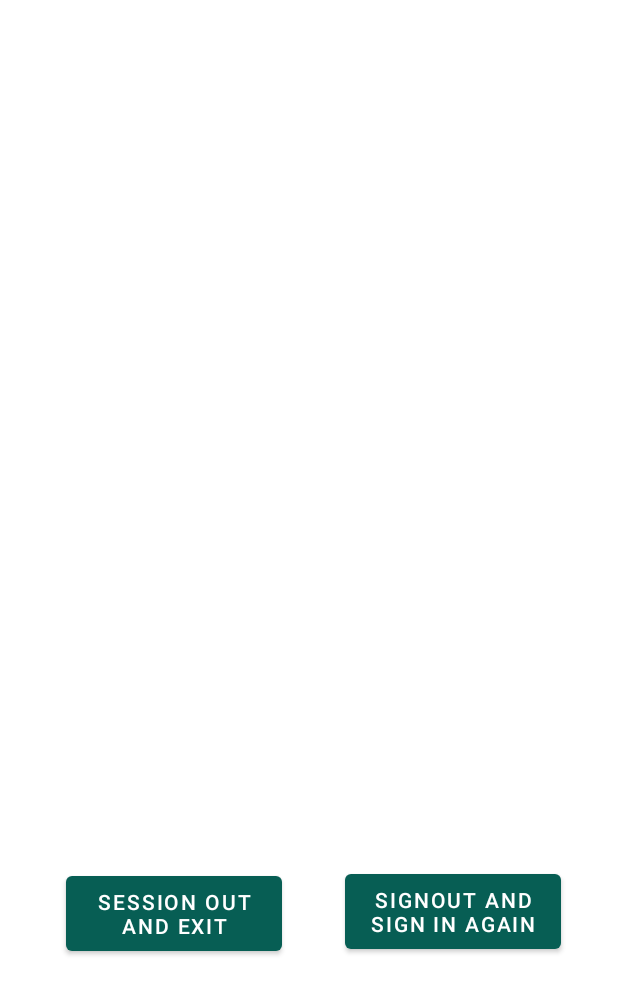
After one commit to harishsoccer7/chat-up, an Android app: the Login screen opened directly, with no data from a screen before it, on a phone screen of 412 x 824 dp. The commit adds this screen. Shown: the top 994 px of the screen. Run offline under Robolectric (Android 15) with nearby library versions, the phone set to English and light mode, and no system bars; our stand-ins replace Firebase (no records; nobody signed in at launch, a user with empty details on screens opened directly); 2 statements that could not run were skipped.

Commit message:
activity names are changed
Activity names are changed and additionally some of the unneeded codes are taken

```diff
--- a/app/src/main/java/com/example/meetup/error_activity.java
+++ b/app/src/main/java/com/example/meetup/ErrorPage.java
@@ -5,12 +5,12 @@ import androidx.appcompat.app.AppCompatActivity;
 import android.os.Bundle;
 import android.widget.TextView;
 
-public class error_activity extends AppCompatActivity {
+public class ErrorPage extends AppCompatActivity {
     private TextView error_widget;
     @Override
     protected void onCreate(Bundle savedInstanceState) {
         super.onCreate(savedInstanceState);
-        setContentView(R.layout.activity_error);
+        setContentView(R.layout.activity_error_page);
         error_widget = findViewById(R.id.error_widget);
         if(getIntent().hasExtra("error")){
             error_widget.setText(getIntent().getStringExtra("error"));
--- /dev/null
+++ b/app/src/main/java/com/example/meetup/Login.java
@@ -0,0 +1,130 @@
+package com.example.meetup;
+
+
+import android.Manifest;
+import android.annotation.SuppressLint;
+import android.content.Intent;
+import android.content.pm.PackageManager;
+import android.database.Cursor;
+import android.os.Bundle;
+import android.provider.ContactsContract;
+import android.util.Log;
+import android.view.View;
+import android.widget.Button;
+import android.widget.Toast;
+
+import androidx.annotation.NonNull;
+import androidx.appcompat.app.AppCompatActivity;
+import androidx.core.app.ActivityCompat;
+import androidx.recyclerview.widget.RecyclerView;
+
+import com.google.firebase.auth.FirebaseAuth;
+import com.google.firebase.database.DataSnapshot;
+import com.google.firebase.database.DatabaseError;
+import com.google.firebase.database.DatabaseReference;
+import com.google.firebase.database.FirebaseDatabase;
+import com.google.firebase.database.ValueEventListener;
+
+import java.util.HashMap;
+
+public class Login extends AppCompatActivity {
+    private Button session_out,login_signout;
+    private User user_object;
+    private String phone_number;
+    private DatabaseReference databaseReference;
+    private RecyclerView contactList;
+    //private ContactListAdapter contactListAdapter;
+    private HashMap<String,String> contacts=new HashMap<>();
+    @Override
+    protected void onCreate(Bundle savedInstanceState) {
+        super.onCreate(savedInstanceState);
+        setContentView(R.layout.activity_login);
+        ActivityCompat.requestPermissions(this, new String[]{Manifest.permission.READ_CONTACTS}, PackageManager.PERMISSION_GRANTED);
+        user_object = (User)getIntent().getSerializableExtra("user_object");
+        Toast.makeText(getApplicationContext(), user_object.user_name+" is logged inside the chat room successfully...", Toast.LENGTH_LONG).show();
+
+        //Get the phone number from intent and retrieve database reference using it
+        phone_number = getIntent().getStringExtra("phone_number");
+        databaseReference = FirebaseDatabase.getInstance().getReference("USERS/"+phone_number);
+
+        //getSerializable() returns Serializable object so typecast to User class type
+        if(user_object.session==false) {
+            databaseReference.child("session").setValue(true);
+        }
+
+        session_out = findViewById(R.id.session_out);
+        session_out.setOnClickListener(new View.OnClickListener(){
+            @Override
+            public void onClick(View v){
+                //user object is not a database referenced user object So we have to setvalue in the database using database referenced object
+                databaseReference.child("session").setValue(false);
+                finish();
+            }
+        });
+        login_signout = findViewById(R.id.login_signout);
+        login_signout.setOnClickListener(new View.OnClickListener() {
+            @Override
+            public void onClick(View v) {
+                databaseReference.child("session").setValue(false);
+                FirebaseAuth.getInstance().signOut();
+                //Code to send for previous activity
+                setResult(123);
+                finish();
+            }
+        });
+        Contact_retrieval();
+    }
+    @SuppressLint("Range")
+    private void Contact_retrieval() {
+        DatabaseReference dbref = FirebaseDatabase.getInstance().getReference("users_list");
+        dbref.addListenerForSingleValueEvent(new ValueEventListener() {
+            @Override
+            public void onDataChange(@NonNull DataSnapshot snapshot) {
+                if(snapshot.hasChildren()){
+                    /**
+                     * What is cursor object ? This interface provides random read-write access to the result set returned by a database query.
+                     *  getContentResolver() - Each Activity within an Android application has a content resolver that can be returned using getContentResolver(). The content resolver determines the correct content provider based on the URI of the request and then routes the request to the appropriate content provider.
+                     *  query() - Query the given URI, returning a Cursor over the result set.
+                     *  getColumnIndex(String ColumnName) - Returns the zero-based index for the given column name, or -1 if the column doesn't exist.
+                     *  getString(int ColumnIndex) - Returns the value of the requested column as a String.
+                     *  close() in cursor - Closes the Cursor, releasing all of its resources and making it completely invalid.
+                     *  ContactsContract -defines an extensible database for contact related information
+                     */
+                    Cursor phones = getContentResolver().query(ContactsContract.CommonDataKinds.Phone.CONTENT_URI, null,null,null, null);
+                    while (phones.moveToNext())
+                    {
+                        String name=phones.getString(phones.getColumnIndex(ContactsContract.CommonDataKinds.Phone.DISPLAY_NAME));
+                        String phoneNumber = phones.getString(phones.getColumnIndex(ContactsContract.CommonDataKinds.Phone.NUMBER));
+                        phoneNumber=phoneNumber.replaceAll(" ","").replaceAll("\\+91","");
+                        if(snapshot.hasChild(phoneNumber) && !contacts.containsKey(phoneNumber)){
+                            contacts.put(phoneNumber,name);
+                        }
+                    }//end of while loop
+                    for (String s : contacts.values()) {
+                        Log.i("data_in_contact_main", s);
+                    }
+                    phones.close();
+                    if(contacts.isEmpty()){
+                        //show no contacts
+                        return;
+                    }
+                    //contactList = findViewById(R.id.contact_list);//recyclerView object
+                    // contactListAdapter = new ContactListAdapter(contacts,getApplicat);
+                    //contactList.setAdapter(contactListAdapter);// An Adapter object acts as a bridge between an AdapterView and the underlying data for that view. The Adapter provides access to the data items. The Adapter is also responsible for making a View for each item in the data set.
+                    //contactList.setLayoutManager(new LinearLayoutManager(Login.this));// LayoutManager is a class that tells Adapters how to arrange the items in the recycler view.
+
+                }// end of if
+                else{
+                    Intent navigate = new Intent(Login.this, ErrorPage.class);
+                    startActivity(navigate);
+                }
+            }//end of the function onDataChange
+            @Override
+            public void onCancelled(@NonNull DatabaseError error) {
+                Intent navigate = new Intent(Login.this, ErrorPage.class);
+                navigate.putExtra("error",error.getMessage());
+                startActivity(navigate);
+            }
+        });// end of the event listener in the database
+    }
+}
--- a/app/src/main/res/layout/activity_verify_otp.xml
+++ b/app/src/main/res/layout/activity_authenticate_otp.xml
@@ -4,7 +4,7 @@
     xmlns:tools="http://schemas.android.com/tools"
     android:layout_width="match_parent"
     android:layout_height="match_parent"
-    tools:context=".verifyOTP">
+    tools:context=".AuthenticateOTP">
 
     <EditText
         android:id="@+id/otp_text"
--- a/app/src/main/res/layout/activity_enter_password.xml
+++ b/app/src/main/res/layout/activity_enter_password_login.xml
@@ -4,7 +4,7 @@
     xmlns:tools="http://schemas.android.com/tools"
     android:layout_width="match_parent"
     android:layout_height="match_parent"
-    tools:context=".EnterPassword">
+    tools:context=".EnterPasswordLogin">
 
     <TextView
         android:layout_width='wrap_content'
--- a/app/src/main/res/layout/activity_error.xml
+++ b/app/src/main/res/layout/activity_error_page.xml
@@ -4,7 +4,7 @@
     xmlns:tools="http://schemas.android.com/tools"
     android:layout_width="match_parent"
     android:layout_height="match_parent"
-    tools:context=".error_activity">
+    tools:context=".ErrorPage">
 
     <TextView
         android:id="@+id/error_widget"
--- a/app/src/main/res/layout/activity_login.xml
+++ b/app/src/main/res/layout/activity_login.xml
@@ -4,7 +4,7 @@
     xmlns:tools="http://schemas.android.com/tools"
     android:layout_width="match_parent"
     android:layout_height="match_parent"
-    tools:context=".login">
+    tools:context=".Login">
 
     <Button
         android:id="@+id/session_out"
@@ -31,5 +31,19 @@
         android:text="signout and sign in again"
         android:textSize="14sp" />
 
+    <androidx.recyclerview.widget.RecyclerView
+        android:id="@+id/contact_list"
+        android:layout_width="match_parent"
+        android:layout_height="match_parent"
+        android:layout_alignParentStart="true"
+        android:layout_alignParentTop="true"
+        android:layout_alignParentEnd="true"
+        android:layout_alignParentBottom="true"
+        android:layout_centerInParent="true"
+        android:layout_marginStart="22dp"
+        android:layout_marginTop="14dp"
+        android:layout_marginEnd="21dp"
+        android:layout_marginBottom="-3dp" />
+
 
 </RelativeLayout>
--- a/app/src/main/res/layout/activity_main.xml
+++ b/app/src/main/res/layout/activity_welcome.xml
@@ -4,5 +4,5 @@
     xmlns:tools="http://schemas.android.com/tools"
     android:layout_width="match_parent"
     android:layout_height="match_parent"
-    tools:context=".MainActivity">
+    tools:context=".Welcome">
 </RelativeLayout>
```
Also changed, not shown: app/src/main/AndroidManifest.xml (+9 -7 lines), app/src/main/java/com/example/meetup/AuthenticateOTP.java (renamed from app/src/main/java/com/example/meetup/verifyOTP.java, +4 -15 lines), app/src/main/java/com/example/meetup/ContactListAdapter.java (added, +27 -0 lines), app/src/main/java/com/example/meetup/EnterPasswordLogin.java (renamed from app/src/main/java/com/example/meetup/EnterPassword.java, +3 -5 lines), app/src/main/java/com/example/meetup/LoginAndSignup.java (renamed from app/src/main/java/com/example/meetup/signup.java, +5 -8 lines), app/src/main/java/com/example/meetup/SignUp.java (renamed from app/src/main/java/com/example/meetup/GettingDetails.java, +10 -10 lines), app/src/main/java/com/example/meetup/Welcome.java (renamed from app/src/main/java/com/example/meetup/MainActivity.java, +13 -12 lines), app/src/main/java/com/example/meetup/login.java (deleted, +0 -66 lines), app/src/main/res/layout/activity_getting_details.xml (deleted, +0 -87 lines), app/src/main/res/layout/activity_login_and_signup.xml (added, +38 -0 lines), app/src/main/res/layout/activity_signup.xml (+69 -20 lines).
